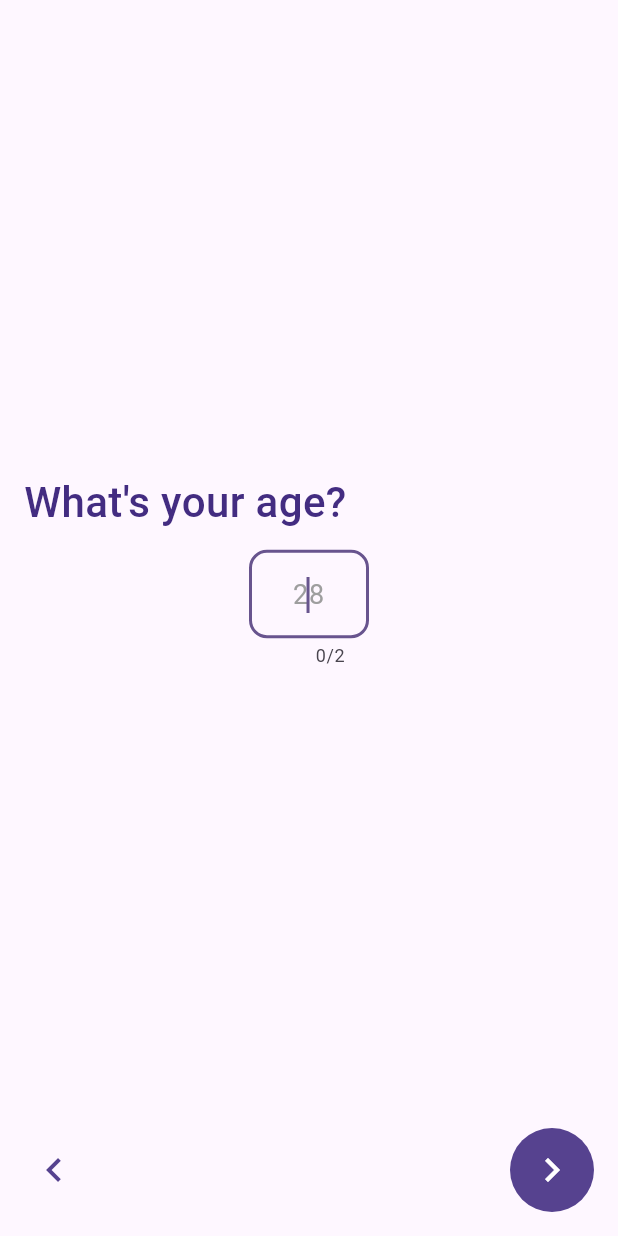
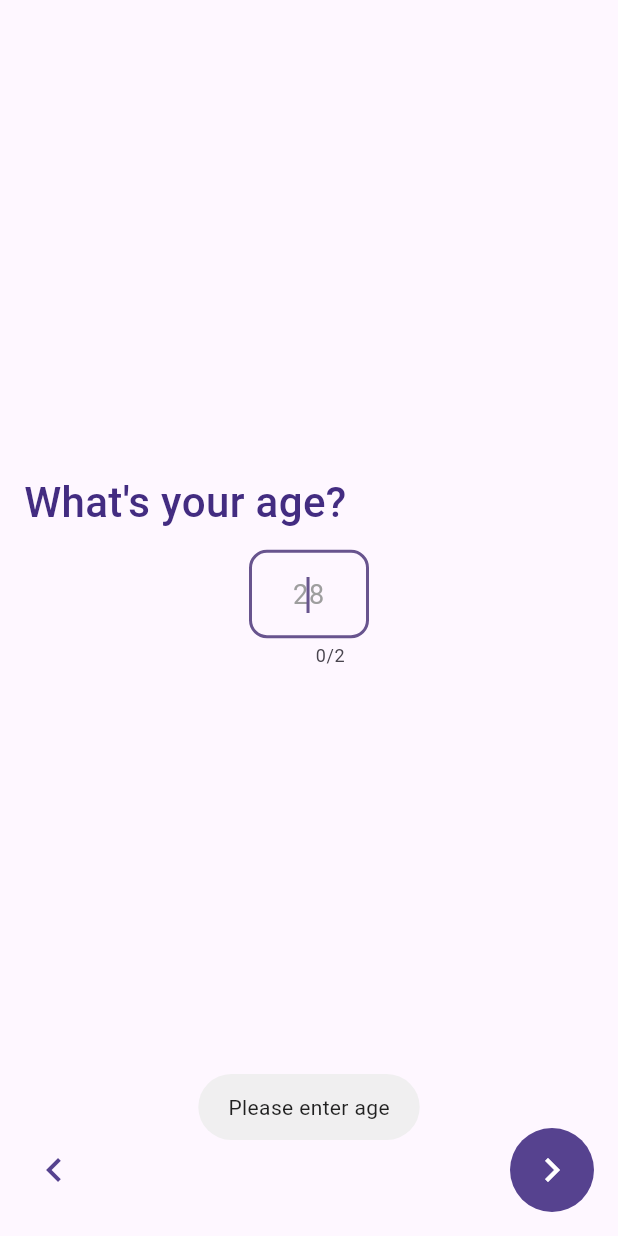
Before and after one commit to areebmomins/nutri_scan, a Flutter app: the AgeScreen widget shown alone on an empty page, opened directly, after a tap on the "navigate next" icon, on a phone screen of 412 x 824 dp. Run offline on Flutter 3.47's test engine with Material 3 defaults, Android fonts, the phone set to English and light mode, and no system bars; our stand-ins replace camera, equatable, flutter_bloc, fluttertoast, image_picker, shared_preferences; missing offline and left inert: google_mlkit_commons, google_mlkit_text_recognition; accounts and stored records are empty.

```diff
--- a/lib/registration_flow_screen/widgets/age_screen.dart
+++ b/lib/registration_flow_screen/widgets/age_screen.dart
@@ -1,5 +1,6 @@
 import 'package:flutter/material.dart';
 import 'package:flutter_bloc/flutter_bloc.dart';
+import 'package:fluttertoast/fluttertoast.dart';
 
 import '../bloc/registration_flow_bloc.dart';
 
@@ -9,6 +10,8 @@ class AgeScreen extends StatelessWidget {
   @override
   Widget build(BuildContext context) {
     late var bloc = context.read<RegistrationFlowBloc>();
+    final TextEditingController controller = TextEditingController();
+    controller.text = bloc.age;
 
     return Column(
       crossAxisAlignment: CrossAxisAlignment.stretch,
@@ -30,6 +33,7 @@ class AgeScreen extends StatelessWidget {
             width: 80,
             margin: const EdgeInsets.only(top: 12),
             child: TextField(
+              controller: controller,
               keyboardType: TextInputType.number,
               autofocus: true,
               textAlign: TextAlign.center,
@@ -82,9 +86,13 @@ class AgeScreen extends StatelessWidget {
               margin: const EdgeInsets.all(16),
               child: IconButton(
                 onPressed: () {
-                  bloc.add(
-                    const MoveForward(RegistrationFlowScreens.ageScreen),
-                  );
+                  if (bloc.age.isNotEmpty) {
+                    bloc.add(
+                      const MoveForward(RegistrationFlowScreens.ageScreen),
+                    );
+                  } else {
+                    Fluttertoast.showToast(msg: 'Please enter age');
+                  }
                 },
                 icon: const Icon(
                   Icons.navigate_next,
--- a/pubspec.yaml
+++ b/pubspec.yaml
@@ -43,6 +43,7 @@ dependencies:
   shared_preferences: ^2.3.2
   flutter_bloc: ^8.1.6
   equatable: ^2.0.5
+  fluttertoast: ^8.2.8
 
 dev_dependencies:
   flutter_test:
```
Also changed, not shown: lib/registration_flow_screen/widgets/name_screen.dart (+11 -3 lines), pubspec.lock.
